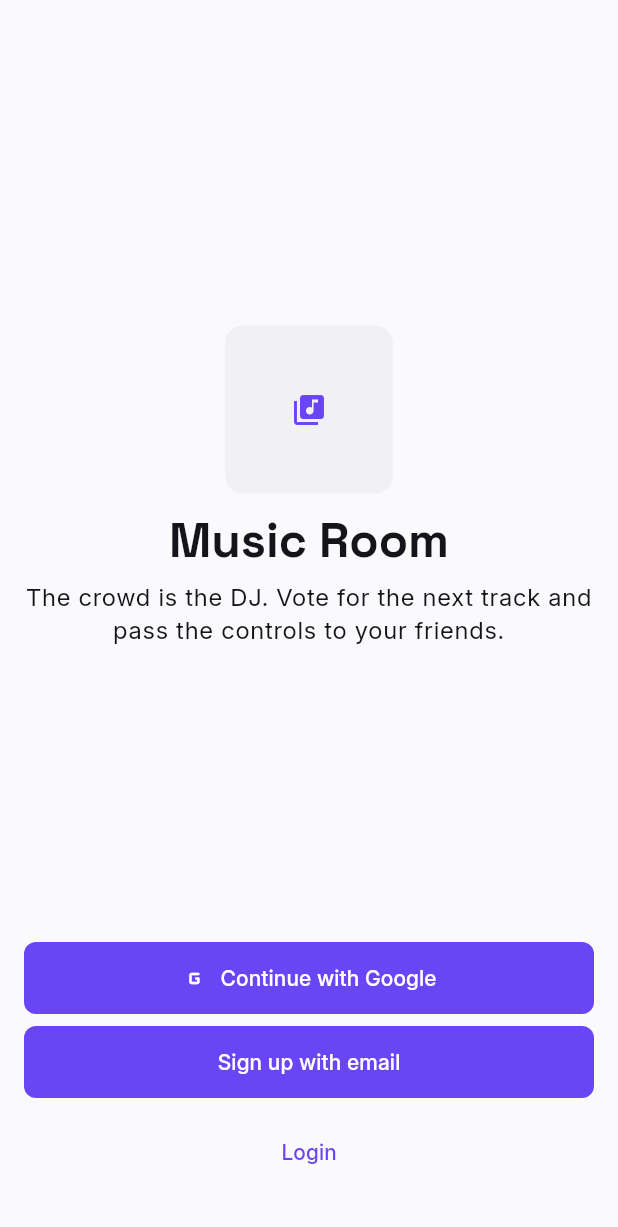
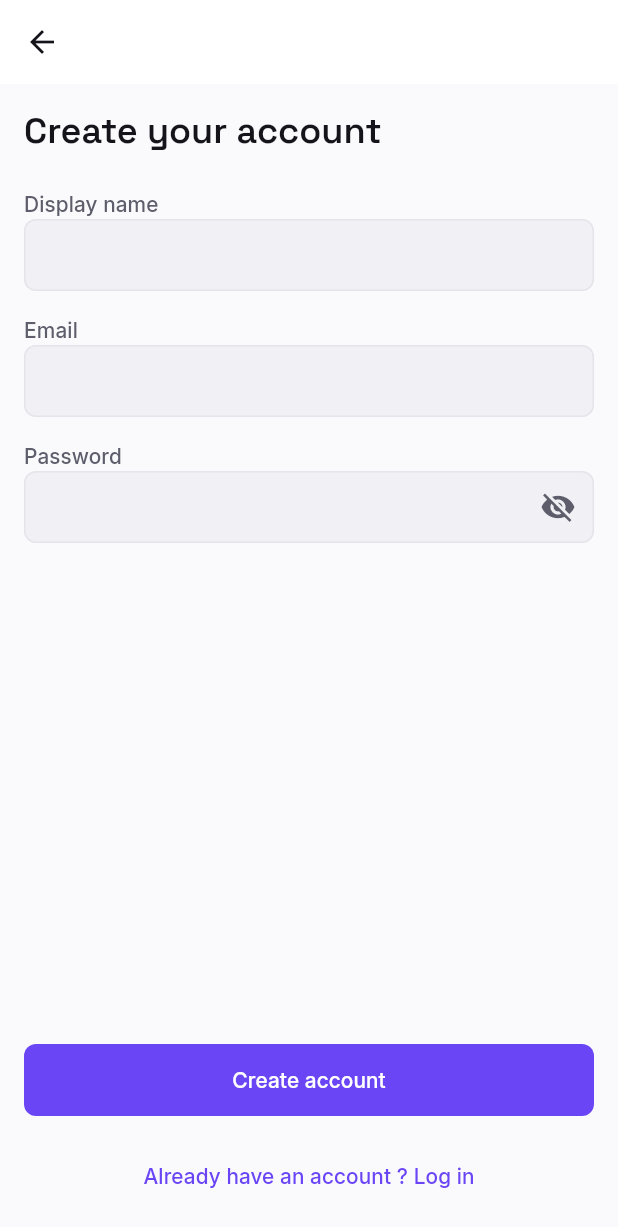
Before and after one commit to MPIT0T/music-room, a Flutter app: the screen it shows after launch, after a tap on "Sign up with email", on a phone screen of 412 x 824 dp. Shown: the top 1227 px of the screen. Run offline on Flutter 3.47's test engine with Material 3 defaults, Android fonts, the phone set to English and light mode, and no system bars; our stand-ins replace go_router.

Commit message:
Template for first few screens Welcome/Login/Signup are available

```diff
--- a/mobile/lib/app/router.dart
+++ b/mobile/lib/app/router.dart
@@ -11,6 +11,10 @@ abstract final class AppRouterConfig {
         builder: (context, state) => const WelcomeScreen(),
       ),
       GoRoute(path: '/login', builder: (context, state) => const LoginScreen()),
+      GoRoute(
+        path: '/signup',
+        builder: (context, state) => const SignupScreen(),
+      ),
       StatefulShellRoute.indexedStack(
         builder: (context, state, navigationShell) =>
             AppShell(navigationShell: navigationShell),
@@ -38,11 +42,11 @@ abstract final class AppRouterConfig {
                 builder: (context, state) => const ProfileScreen(),
                 routes: [
                   GoRoute(
-                    path: '/friends',
+                    path: 'friends',
                     builder: (context, state) => const FriendsScreen(),
                     routes: [
                       GoRoute(
-                        path: '/:userId',
+                        path: ':userId',
                         builder: (context, state) => const UserProfileScreen(),
                       ),
                     ],
--- /dev/null
+++ b/mobile/lib/ui/screens/auth/signup_screen.dart
@@ -0,0 +1,100 @@
+import 'package:flutter/material.dart';
+import 'package:go_router/go_router.dart';
+import 'package:music_room/ui/widgets/widgets.dart';
+import 'package:music_room/ui/theme/tokens.dart';
+
+class SignupScreen extends StatefulWidget {
+  const SignupScreen({super.key});
+
+  @override
+  State<SignupScreen> createState() => _SignupScreenState();
+}
+
+class _SignupScreenState extends State<SignupScreen> {
+  final _formKey = GlobalKey<FormState>();
+  final TextEditingController _name = TextEditingController();
+  final TextEditingController _email = TextEditingController();
+  final TextEditingController _password = TextEditingController();
+  bool _isLoading = false;
+
+  @override
+  void dispose() {
+    _name.dispose();
+    _email.dispose();
+    _password.dispose();
+    super.dispose();
+  }
+
+  Future<void> _submit() async {
+    if (!_formKey.currentState!.validate()) return;
+    setState(() => _isLoading = true);
+    await Future.delayed(const Duration(seconds: 1)); // API CALL
+    if (!mounted) return;
+    context.go('/discover');
+  }
+
+  @override
+  Widget build(BuildContext context) {
+    final tt = Theme.of(context).textTheme;
+
+    return Scaffold(
+      appBar: AppBar(),
+      body: AppScreenBody(
+        maxWidth: 480,
+        fillHeight: true,
+        child: Form(
+          key: _formKey,
+          child: AutofillGroup(
+            child: Column(
+              mainAxisAlignment: .spaceBetween,
+              crossAxisAlignment: .stretch,
+              children: [
+                Text("Create your account", style: tt.titleLarge),
+                const SizedBox(height: Space.section),
+                AppInput(
+                  label: 'Display name',
+                  controller: _name,
+                  keyboardType: .text,
+                  textInputAction: .next,
+                  autofillHints: const [AutofillHints.name],
+                  validator: (value) => (value == null || value.isEmpty)
+                      ? 'Enter your name'
+                      : null,
+                ),
+                const SizedBox(height: Space.lg),
+                AppInput(
+                  label: 'Email',
+                  controller: _email,
+                  keyboardType: .emailAddress,
+                  textInputAction: .next,
+                  autofillHints: const [AutofillHints.email],
+                  validator: (value) => (value == null || value.isEmpty)
+                      ? 'Enter your email'
+                      : null,
+                ),
+                const SizedBox(height: Space.lg),
+                AppPasswordInput(
+                  label: 'Password',
+                  controller: _password,
+                  textInputAction: .done,
+                  onFieldSubmit: (_) => _submit(),
+                ),
+                const Spacer(),
+                AppButton(
+                  label: 'Create account',
+                  onPressed: () => _submit(),
+                  isLoading: _isLoading,
+                ),
+                const SizedBox(height: Space.lg),
+                TextButton(
+                  onPressed: () => context.go('/login'),
+                  child: const Text('Already have an account ? Log in'),
+                ),
+              ],
+            ),
+          ),
+        ),
+      ),
+    );
+  }
+}
--- a/mobile/lib/ui/screens/auth/welcome_screen.dart
+++ b/mobile/lib/ui/screens/auth/welcome_screen.dart
@@ -14,6 +14,7 @@ class WelcomeScreen extends StatelessWidget {
     return Scaffold(
       body: AppScreenBody(
         fillHeight: true,
+        maxWidth: 480,
         child: Column(
           mainAxisAlignment: .spaceEvenly,
           crossAxisAlignment: .stretch,
@@ -44,7 +45,10 @@ class WelcomeScreen extends StatelessWidget {
               icon: Icons.g_mobiledata_rounded,
             ),
             const SizedBox(height: Space.sm),
-            AppButton(label: 'Sign up with email', onPressed: () {}),
+            AppButton(
+              label: 'Sign up with email',
+              onPressed: () => context.push('/signup'),
+            ),
             const SizedBox(height: Space.md),
             TextButton(
               onPressed: () => context.push('/login'),
--- a/mobile/lib/ui/screens/screens.dart
+++ b/mobile/lib/ui/screens/screens.dart
@@ -4,6 +4,7 @@ export 'package:music_room/ui/screens/profile/profile_screen.dart';
 export 'package:music_room/ui/screens/profile/friends_screen.dart';
 export 'package:music_room/ui/screens/profile/user_profile_screen.dart';
 export 'package:music_room/ui/screens/auth/login_screen.dart';
+export 'package:music_room/ui/screens/auth/signup_screen.dart';
 export 'package:music_room/ui/screens/auth/welcome_screen.dart';
 
 //export 'package:music_room/ui/screens/';
--- a/mobile/lib/ui/widgets/app_body.dart
+++ b/mobile/lib/ui/widgets/app_body.dart
@@ -5,27 +5,34 @@ class AppScreenBody extends StatelessWidget {
   const AppScreenBody({
     super.key,
     required this.child,
+    this.maxWidth,
     this.fillHeight = false,
   });
 
   final Widget child;
   final bool fillHeight;
+  final double? maxWidth;
 
   @override
   Widget build(BuildContext context) {
-    final padd = Padding(padding: const EdgeInsets.all(Space.lg), child: child);
+    final padd = Padding(
+      padding: const EdgeInsets.all(Space.screen),
+      child: child,
+    );
+    final Widget scroll = fillHeight
+        ? CustomScrollView(
+            slivers: [SliverFillRemaining(hasScrollBody: false, child: padd)],
+          )
+        : SingleChildScrollView(child: padd);
+
     return SafeArea(
       child: Center(
-        child: ConstrainedBox(
-          constraints: const BoxConstraints(maxWidth: 480),
-          child: fillHeight
-              ? CustomScrollView(
-                  slivers: [
-                    SliverFillRemaining(hasScrollBody: false, child: padd),
-                  ],
-                )
-              : SingleChildScrollView(child: padd),
-        ),
+        child: maxWidth == null
+            ? scroll
+            : ConstrainedBox(
+                constraints: const BoxConstraints(maxWidth: 480),
+                child: scroll,
+              ),
       ),
     );
   }
--- a/mobile/lib/ui/widgets/app_input.dart
+++ b/mobile/lib/ui/widgets/app_input.dart
@@ -75,9 +75,8 @@ class _AppPasswordInputState extends State<AppPasswordInput> {
           obscureText: _isObscure,
           controller: widget.controller,
           textInputAction: widget.textInputAction,
-          validator: (value) => (value == null || value.isEmpty)
-              ? 'Please enter your password'
-              : null,
+          validator: (value) =>
+              (value == null || value.isEmpty) ? 'Enter your password' : null,
           onFieldSubmitted: widget.onFieldSubmit,
           decoration: InputDecoration(
             suffixIcon: IconButton(
```
Also changed, not shown: mobile/lib/ui/screens/auth/login_screen.dart (+5 -4 lines), mobile/lib/ui/screens/discover/discover_screen.dart (+46 -1 lines), mobile/lib/ui/widgets/app_banner.dart (deleted), 1 other file.
